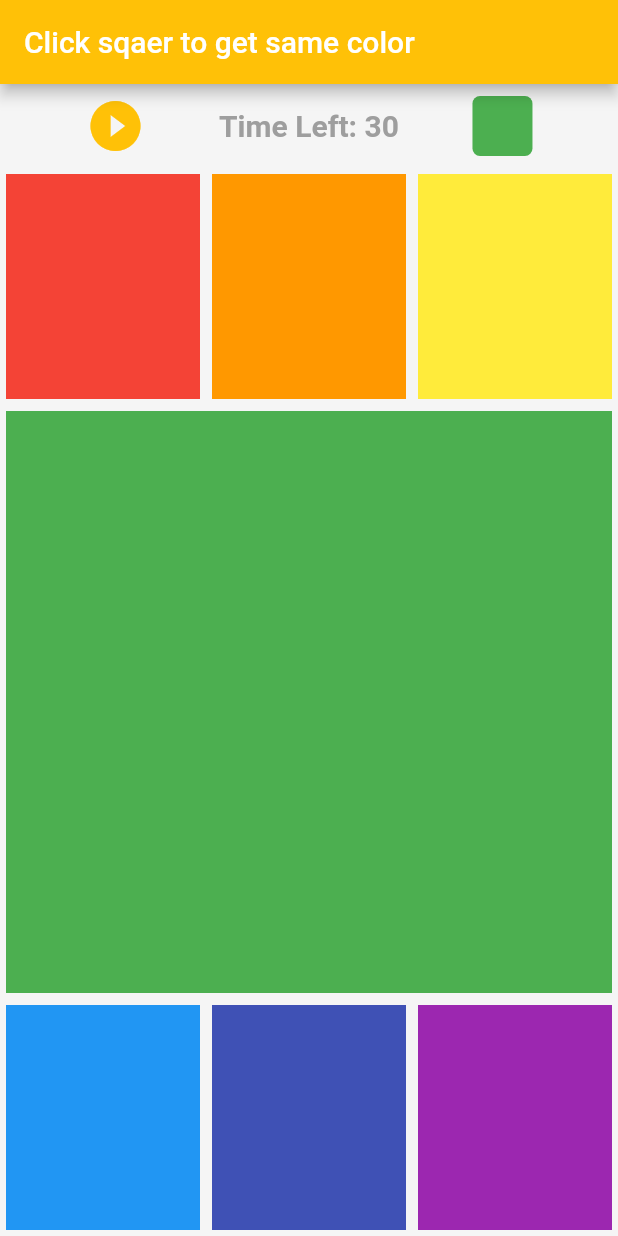
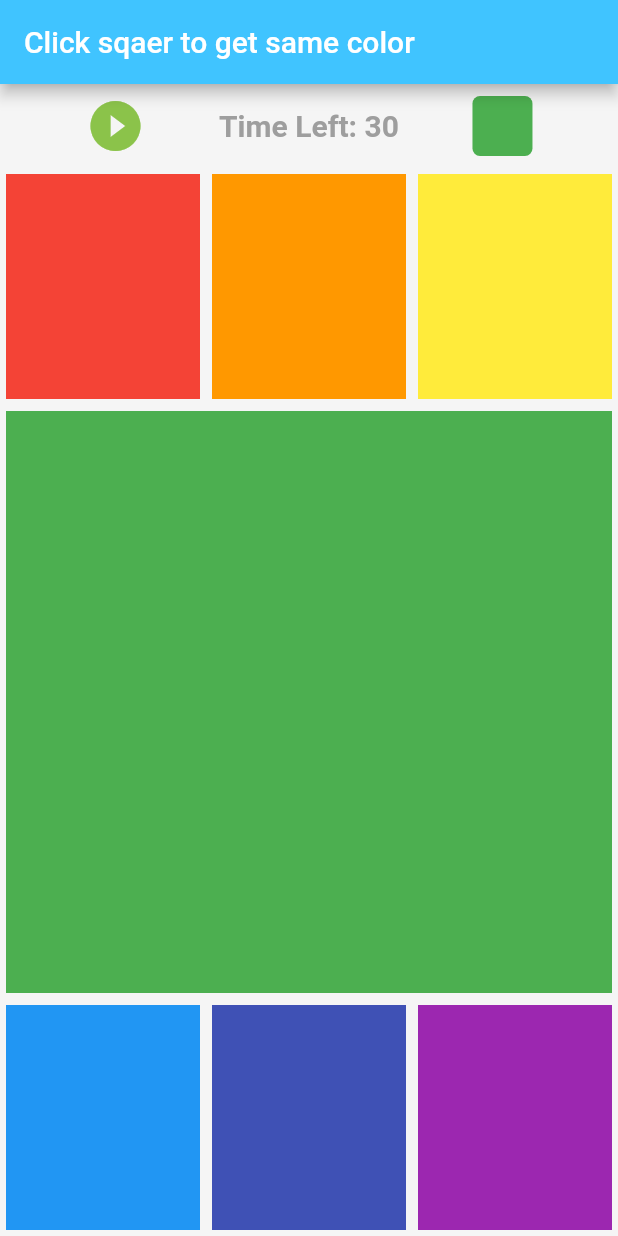
Before and after one commit to abrarjojo/Color-Game-flutter, a Flutter app: the screen it shows after launch, on a phone screen of 412 x 824 dp. Run offline on Flutter 3.47's test engine with Material 2 defaults, Android fonts, the phone set to English and light mode, and no system bars.

Commit message:
Update main.dart

```diff
--- a/lib/main.dart
+++ b/lib/main.dart
@@ -126,7 +126,7 @@ class _HomePageState extends State<HomePageUI> {
       backgroundColor: Colors.grey.shade100,
       appBar: AppBar(
         title: Text("Click sqaer to get same color"),
-        backgroundColor: Colors.amber,
+        backgroundColor: Colors.lightBlueAccent,
       ),
       body: Container(
           child: Column(
@@ -157,7 +157,7 @@ class _HomePageState extends State<HomePageUI> {
               //BoxDecoration(color: Colors.black12, shape: BoxShape.circle),
               child: Icon(
                 Icons.play_circle_filled,
-                color: Colors.amber,
+                color: Colors.lightGreen,
                 size: 40.0,
               ),
               height: 40.0,
```
